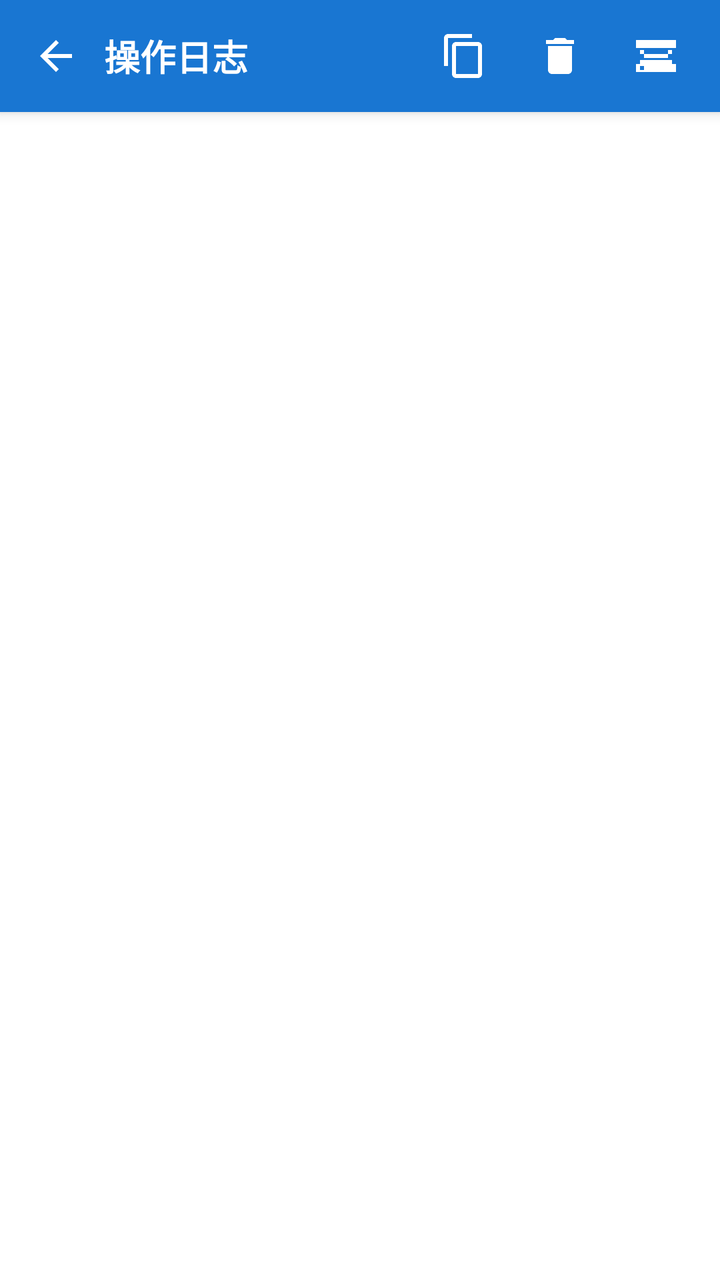
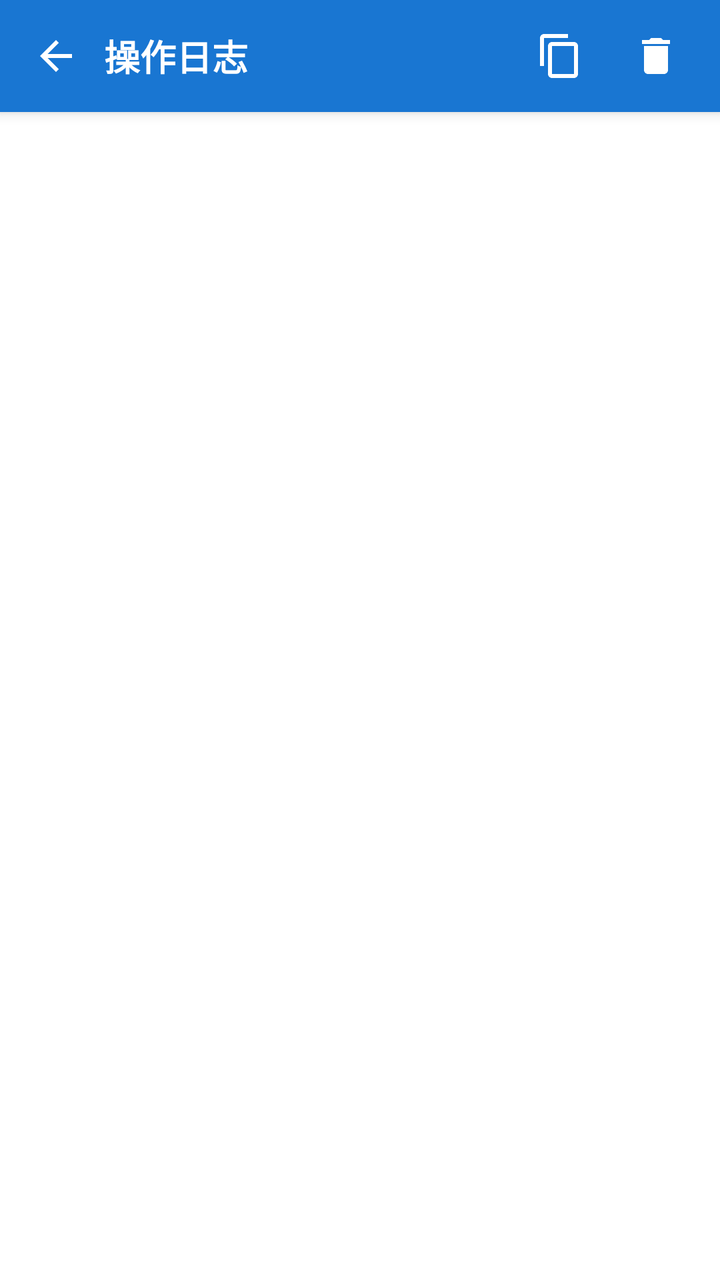

Compare the two renders of this Android layout. The source of the first and the diff that turns it into the second are given below.
<!-- AndroidManifest.xml: application theme Theme.WlClient -->
<!-- res/layout/activity_log_view.xml -->
<?xml version="1.0" encoding="utf-8"?>
<RelativeLayout xmlns:android="http://schemas.android.com/apk/res/android"
    android:layout_width="match_parent"
    android:layout_height="match_parent"
    android:background="@color/bg_page">

    <LinearLayout
        android:id="@+id/toolbar"
        android:layout_width="match_parent"
        android:layout_height="56dp"
        android:layout_alignParentTop="true"
        android:background="@color/primary"
        android:elevation="4dp"
        android:gravity="center_vertical"
        android:orientation="horizontal"
        android:paddingStart="4dp"
        android:paddingEnd="8dp">

        <ImageButton
            android:id="@+id/btn_back"
            android:layout_width="48dp"
            android:layout_height="48dp"
            android:background="?android:attr/selectableItemBackgroundBorderless"
            android:contentDescription="返回"
            android:src="@drawable/ic_back_svg" />

        <TextView
            android:layout_width="0dp"
            android:layout_height="wrap_content"
            android:layout_weight="1"
            android:text="操作日志"
            android:textColor="@color/white"
            android:textSize="18sp"
            android:textStyle="bold" />

        <TextView
            android:id="@+id/tv_log_count"
            android:layout_width="wrap_content"
            android:layout_height="wrap_content"
            android:textSize="12sp"
            android:textColor="@color/white"
            android:layout_marginEnd="4dp" />

        <ImageButton
            android:id="@+id/btn_export_log"
            android:layout_width="48dp"
            android:layout_height="48dp"
            android:background="?android:attr/selectableItemBackgroundBorderless"
            android:contentDescription="复制日志"
            android:src="@drawable/ic_copy_svg" />

        <ImageButton
            android:id="@+id/btn_clear_log"
            android:layout_width="48dp"
            android:layout_height="48dp"
            android:background="?android:attr/selectableItemBackgroundBorderless"
            android:contentDescription="清空日志"
            android:src="@drawable/ic_trash_svg" />

        <ImageButton
            android:id="@+id/btn_init_db"
            android:layout_width="48dp"
            android:layout_height="48dp"
            android:background="?android:attr/selectableItemBackgroundBorderless"
            android:contentDescription="初始化数据库"
            android:src="@drawable/ic_database_svg" />
    </LinearLayout>

    <TextView
        android:id="@+id/tv_log_empty"
        android:layout_width="match_parent"
        android:layout_height="match_parent"
        android:layout_below="@id/toolbar"
        android:gravity="center"
        android:text="暂无日志记录"
        android:textSize="14sp"
        android:textColor="@color/text_secondary"
        android:visibility="gone" />

    <androidx.recyclerview.widget.RecyclerView
        android:id="@+id/rv_log"
        android:layout_width="match_parent"
        android:layout_height="match_parent"
        android:layout_below="@id/toolbar"
        android:background="@color/white"
        android:clipToPadding="false" />

</RelativeLayout>
<!-- resources referenced by this layout -->
<resources>
  <color name="bg_page">#FFF5F5F5</color>
  <color name="primary">#FF1976D2</color>
  <color name="text_secondary">#FF757575</color>
  <color name="white">#FFFFFFFF</color>
  <!-- drawable ic_back_svg (drawable) -->
  <?xml version="1.0" encoding="utf-8"?>
  <vector xmlns:android="http://schemas.android.com/apk/res/android"
      android:width="24dp" android:height="24dp"
      android:viewportWidth="24" android:viewportHeight="24">
      <path android:fillColor="#FFFFFFFF"
          android:pathData="M20,11H7.83l5.59,-5.59L12,4l-8,8 8,8 1.41,-1.41L7.83,13H20v-2z"/>
  </vector>
  <!-- drawable ic_copy_svg (drawable) -->
  <vector xmlns:android="http://schemas.android.com/apk/res/android"
      android:width="24dp"
      android:height="24dp"
      android:viewportWidth="24"
      android:viewportHeight="24">
      <path
          android:fillColor="#FFFFFF"
          android:pathData="M16,1H4c-1.1,0 -2,0.9 -2,2v14h2V3h12V1zM19,5H8c-1.1,0 -2,0.9 -2,2v14c0,1.1 0.9,2 2,2h11c1.1,0 2,-0.9 2,-2V7c0,-1.1 -0.9,-2 -2,-2zM19,21H8V7h11v14z" />
  </vector>
  <!-- drawable ic_database_svg (drawable) -->
  <?xml version="1.0" encoding="utf-8"?>
  <vector xmlns:android="http://schemas.android.com/apk/res/android"
      android:width="24dp"
      android:height="24dp"
      android:viewportWidth="24"
      android:viewportHeight="24">
      <path
          android:fillColor="#FFFFFF"
          android:pathData="M2,20h20v-4H2v4zM4,17h2v2H4v-2zM2,4v4h20V4H2zM20,16H4v-2h16v2zM4,9h2v2H4V9zM6,13h12v-2H6v2zM18,9h2v2h-2V9z" />
  </vector>
  <!-- drawable ic_trash_svg (drawable) -->
  <?xml version="1.0" encoding="utf-8"?>
  <vector xmlns:android="http://schemas.android.com/apk/res/android"
      android:width="24dp"
      android:height="24dp"
      android:viewportWidth="24"
      android:viewportHeight="24">
      <path
          android:fillColor="#FFFFFF"
          android:pathData="M6,19c0,1.1 0.9,2 2,2h8c1.1,0 2,-0.9 2,-2V7H6v12zM19,4h-3.5l-1,-1h-5l-1,1H5v2h14V4z" />
  </vector>
  <style name="Theme.WlClient" parent="Base.Theme.WlClient" />
  <style name="Base.Theme.WlClient" parent="Theme.Material3.DayNight.NoActionBar">
          
          
      </style>
</resources>

<!-- the commit's change to res/layout/activity_log_view.xml (unified diff, before → after) -->
@@ -56,14 +56,6 @@
             android:background="?android:attr/selectableItemBackgroundBorderless"
             android:contentDescription="清空日志"
             android:src="@drawable/ic_trash_svg" />
-
-        <ImageButton
-            android:id="@+id/btn_init_db"
-            android:layout_width="48dp"
-            android:layout_height="48dp"
-            android:background="?android:attr/selectableItemBackgroundBorderless"
-            android:contentDescription="初始化数据库"
-            android:src="@drawable/ic_database_svg" />
     </LinearLayout>
 
     <TextView
<!-- resource entries referenced after the edit -->
@@ -22,17 +22,6 @@
           android:fillColor="#FFFFFF"
           android:pathData="M16,1H4c-1.1,0 -2,0.9 -2,2v14h2V3h12V1zM19,5H8c-1.1,0 -2,0.9 -2,2v14c0,1.1 0.9,2 2,2h11c1.1,0 2,-0.9 2,-2V7c0,-1.1 -0.9,-2 -2,-2zM19,21H8V7h11v14z" />
   </vector>
-  <!-- drawable ic_database_svg (drawable) -->
-  <?xml version="1.0" encoding="utf-8"?>
-  <vector xmlns:android="http://schemas.android.com/apk/res/android"
-      android:width="24dp"
-      android:height="24dp"
-      android:viewportWidth="24"
-      android:viewportHeight="24">
-      <path
-          android:fillColor="#FFFFFF"
-          android:pathData="M2,20h20v-4H2v4zM4,17h2v2H4v-2zM2,4v4h20V4H2zM20,16H4v-2h16v2zM4,9h2v2H4V9zM6,13h12v-2H6v2zM18,9h2v2h-2V9z" />
-  </vector>
   <!-- drawable ic_trash_svg (drawable) -->
   <?xml version="1.0" encoding="utf-8"?>
   <vector xmlns:android="http://schemas.android.com/apk/res/android"
